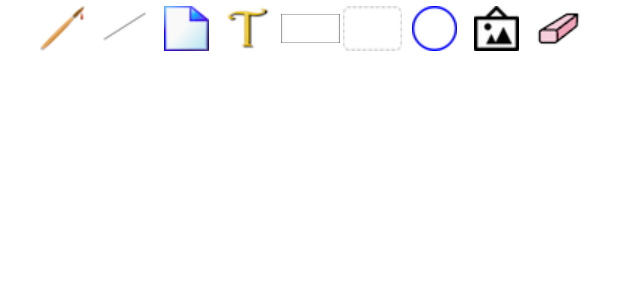
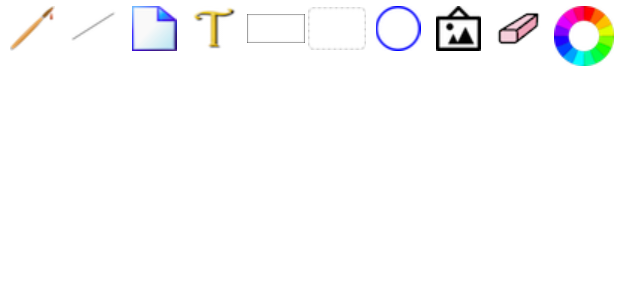
Before and after one commit to jcthom72/TheDrawingApp, an Android app: the layout activity_main.xml on its own in the app's theme, with its tools: preview values and no code run, on a phone screen of 412 x 824 dp. Shown: the top 300 px of the screen. Run offline under Robolectric (Android 15) with nearby library versions, the light colour scheme and no system bars.

Commit message:
added a ColorPicker Library from a GitHub repository; it uses the MIT license

```diff
--- a/app/build.gradle
+++ b/app/build.gradle
@@ -27,4 +27,5 @@ dependencies {
     compile 'com.android.support:appcompat-v7:25.1.1'
     testCompile 'junit:junit:4.12'
     compile 'com.android.support:design:25.1.1'
+    compile 'petrov.kristiyan:colorpicker-library:1.1.4'
 }
--- a/app/src/main/res/layout/activity_main.xml
+++ b/app/src/main/res/layout/activity_main.xml
@@ -98,6 +98,15 @@
             android:paddingLeft="2dp"
             android:paddingTop="4dp" />
 
+        <ImageButton
+            android:layout_width="47dp"
+            android:layout_height="wrap_content"
+            android:id="@+id/colorPicker"
+            app:srcCompat="@drawable/color_picker"
+            android:paddingLeft="2dp"
+            android:paddingTop="4dp"
+            android:background="#ffffff" />
+
     </LinearLayout>
 
     <csci4020.shawnbickel_judsonthomas.assignment3.thedrawingapp.UserDrawingEngine
```
Also changed, not shown: app/src/main/java/csci4020/shawnbickel_judsonthomas/assignment3/thedrawingapp/MainActivity.java (+18 -1 lines), app/src/main/res/drawable/color_picker.png (added).
